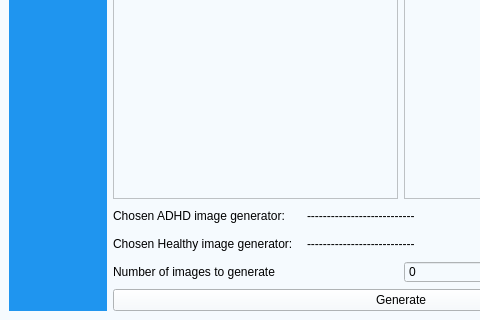
Above: UI/genView.ui from matimusial/ADHDPredictorApp before the change; both pictures show x 0 to 480 and y 440 to 760 of the 1280 by 760 pixel window. Below: the same form after it.
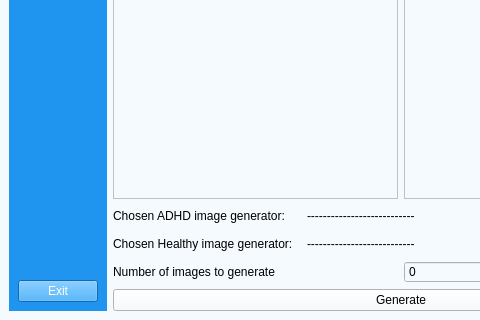
That is the form after the change. Icons and pictures are not drawn.

Commit message: exit button

What changed in the file:
```diff
--- a/UI/genView.ui
+++ b/UI/genView.ui
@@ -52,6 +52,13 @@
            </property>
           </spacer>
          </item>
+         <item>
+          <widget class="QPushButton" name="exitBtn">
+           <property name="text">
+            <string>Exit</string>
+           </property>
+          </widget>
+         </item>
         </layout>
        </widget>
       </item>
```
The commit also changes 5 other files.
